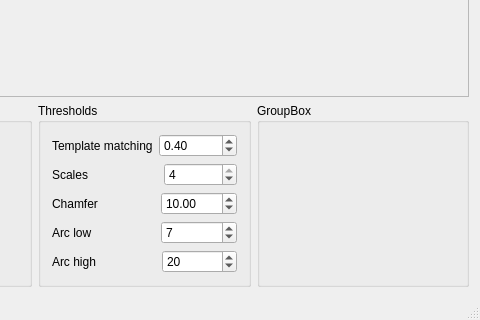
Qt form social_robot/src/srgui/gui.ui (ysaurav/scoialrobot) before a commit; both pictures show x 191 to 671 and y 438 to 758 of the 671 by 758 pixel window.
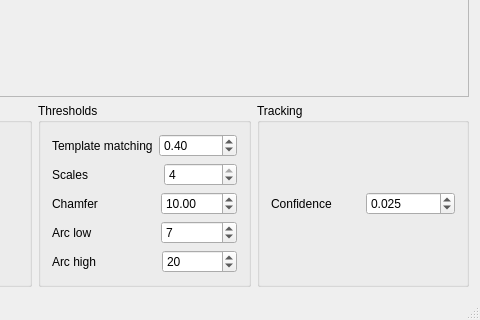
The same form after that commit. Icons and pictures are not drawn. Custom widgets are drawn as their Qt base class.

Diff of the .ui file:
```diff
--- a/social_robot/src/srgui/gui.ui
+++ b/social_robot/src/srgui/gui.ui
@@ -237,8 +237,37 @@
       <item>
        <widget class="QGroupBox" name="groupBox_2">
         <property name="title">
-         <string>GroupBox</string>
+         <string>Tracking</string>
         </property>
+        <layout class="QVBoxLayout" name="verticalLayout_3">
+         <item>
+          <layout class="QHBoxLayout" name="horizontalLayout_8">
+           <item>
+            <widget class="QLabel" name="label_6">
+             <property name="text">
+              <string>Confidence</string>
+             </property>
+            </widget>
+           </item>
+           <item>
+            <widget class="QDoubleSpinBox" name="confidenceSpinBox">
+             <property name="decimals">
+              <number>3</number>
+             </property>
+             <property name="maximum">
+              <double>0.500000000000000</double>
+             </property>
+             <property name="singleStep">
+              <double>0.010000000000000</double>
+             </property>
+             <property name="value">
+              <double>0.025000000000000</double>
+             </property>
+            </widget>
+           </item>
+          </layout>
+         </item>
+        </layout>
        </widget>
       </item>
      </layout>
```
Left out of the diff: 53 changed lines with no effect on the pictures.
